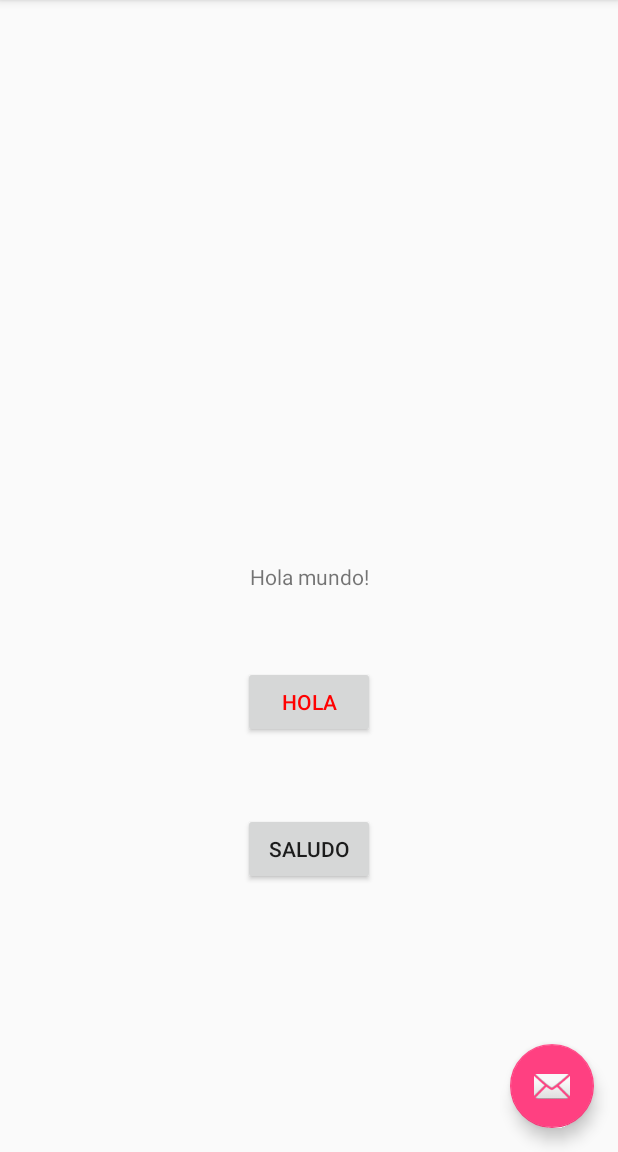
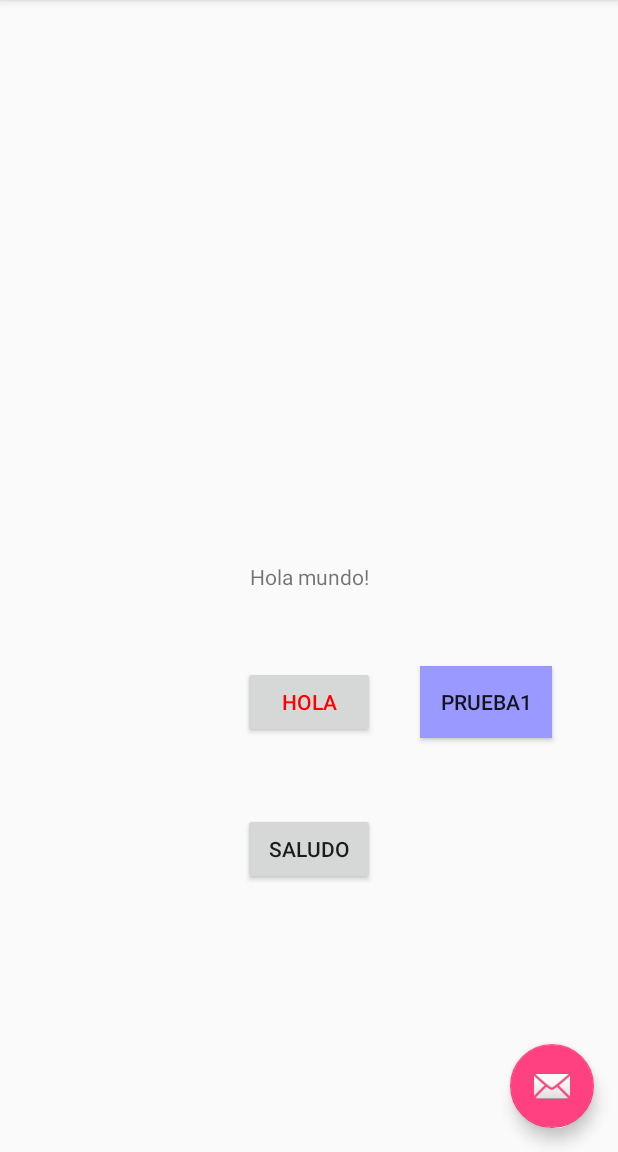
Before and after one commit to William-ST/____TareaVersionesWST____, an Android app: the screen it shows after launch (MainActivity), on a phone screen of 412 x 824 dp, the part 84-1236 px from its top. Run offline under Robolectric (Android 15) with nearby library versions, the phone set to English and light mode, and no system bars.

Commit message:
Prueba1 terminada

```diff
--- a/app/src/main/res/layout/content_main.xml
+++ b/app/src/main/res/layout/content_main.xml
@@ -38,4 +38,14 @@
         app:layout_constraintRight_toRightOf="parent"
         android:layout_marginTop="50dp" />
 
+    <Button
+        android:layout_width="wrap_content"
+        android:layout_height="wrap_content"
+        android:text="prueba1"
+        app:layout_constraintTop_toBottomOf="@id/tv_helloword"
+        app:layout_constraintLeft_toRightOf="@+id/btn_hello"
+        android:layout_marginLeft="30dp"
+        android:layout_marginTop="50dp"
+        android:background="@color/azul"/>
+
 </android.support.constraint.ConstraintLayout>
--- a/app/src/main/res/values/colors.xml
+++ b/app/src/main/res/values/colors.xml
@@ -5,5 +5,5 @@
     <color name="colorAccent">#FF4081</color>
 
     <color name="colorRed">#FF0000</color>
-    <color name="azul">#0000aa</color>
+    <color name="azul">#9999ff</color>
 </resources>
```
